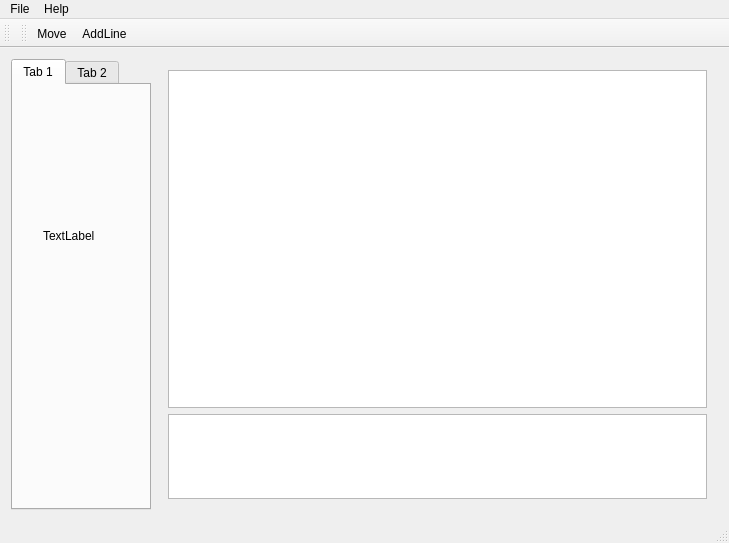
kornel13/zaawansowaneCPP, file mainwindow.ui: the form before one commit.
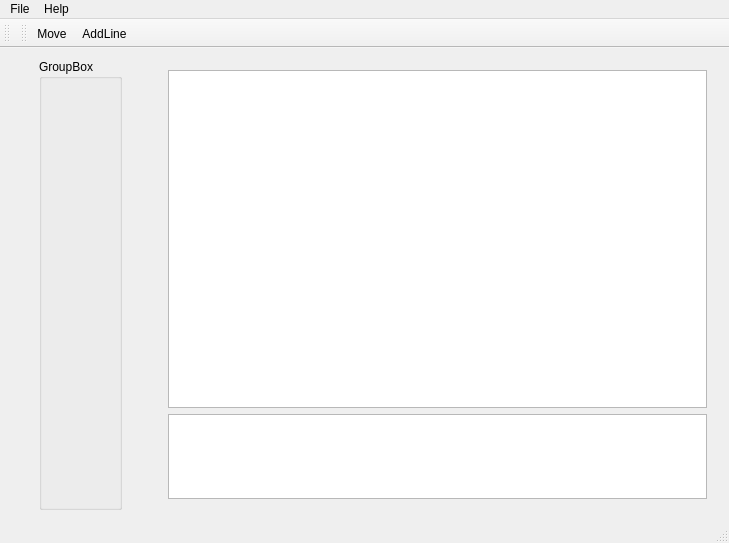
The form after the commit.

What changed in the file:
```diff
--- a/mainwindow.ui
+++ b/mainwindow.ui
@@ -10,38 +10,28 @@
     <height>543</height>
    </rect>
   </property>
+  <property name="sizePolicy">
+   <sizepolicy hsizetype="Expanding" vsizetype="Expanding">
+    <horstretch>0</horstretch>
+    <verstretch>0</verstretch>
+   </sizepolicy>
+  </property>
   <property name="windowTitle">
    <string>MainWindow</string>
   </property>
   <widget class="QWidget" name="centralWidget">
    <layout class="QHBoxLayout" name="horizontalLayout" stretch="2,8">
-    <item>
-     <widget class="QTabWidget" name="tabWidget">
-      <widget class="QWidget" name="tab">
-       <attribute name="title">
-        <string>Tab 1</string>
-       </attribute>
-       <widget class="QLabel" name="label">
-        <property name="geometry">
-         <rect>
-          <x>30</x>
-          <y>120</y>
-          <width>71</width>
-          <height>61</height>
-         </rect>
-        </property>
-        <property name="text">
-         <string>TextLabel</string>
-        </property>
-       </widget>
-       <zorder>textBrowser</zorder>
-       <zorder>label</zorder>
-      </widget>
-      <widget class="QWidget" name="tab_2">
-       <attribute name="title">
-        <string>Tab 2</string>
-       </attribute>
-      </widget>
+    <item alignment="Qt::AlignHCenter">
+     <widget class="QGroupBox" name="groupBox">
+      <property name="sizePolicy">
+       <sizepolicy hsizetype="Expanding" vsizetype="Expanding">
+        <horstretch>0</horstretch>
+        <verstretch>0</verstretch>
+       </sizepolicy>
+      </property>
+      <property name="title">
+       <string>GroupBox</string>
+      </property>
      </widget>
     </item>
     <item>
```
